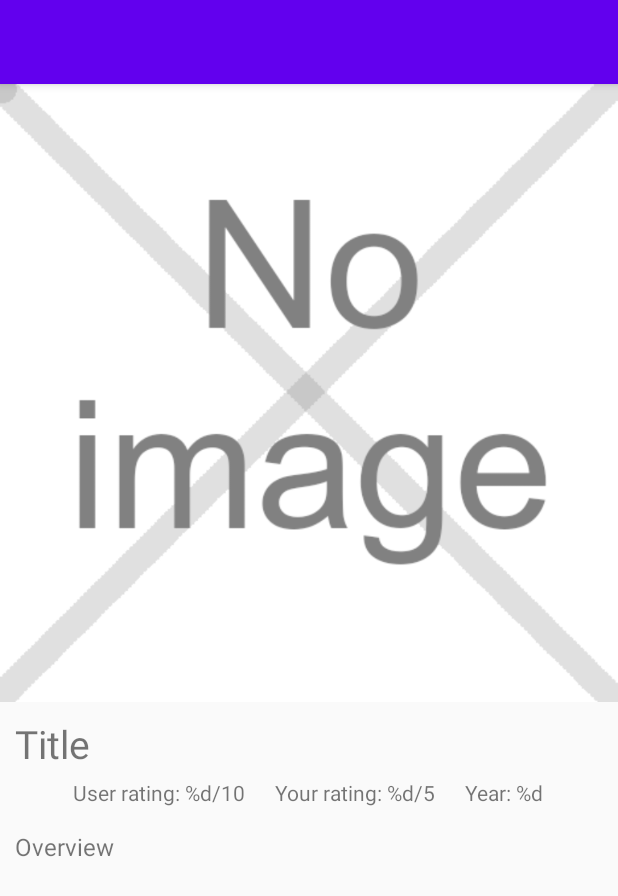
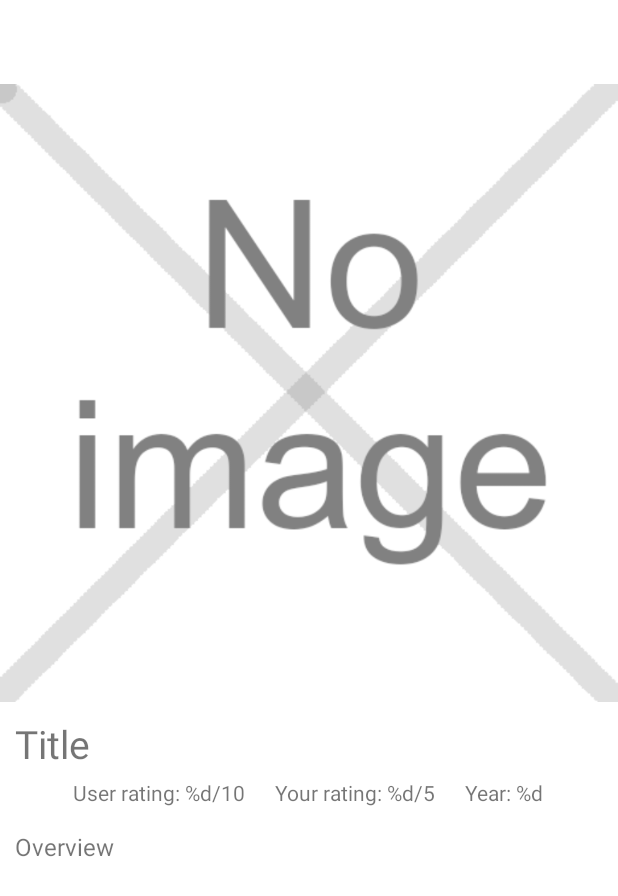
Before and after one commit to maxpilottoITS/movie-showcase, an Android app: the layout activity_detail.xml on its own in the app's theme, with its tools: preview values and no code run, on a phone screen of 412 x 824 dp. Shown: the top 896 px of the screen. Run offline under Robolectric (Android 15) with nearby library versions, the phone set to English and light mode, and no system bars.

Commit message:
Add dark and light themes

```diff
--- /dev/null
+++ b/app/src/main/res/drawable/ic_theme.xml
@@ -0,0 +1,5 @@
+<vector android:height="24dp" android:tint="#FFFFFF"
+    android:viewportHeight="24.0" android:viewportWidth="24.0"
+    android:width="24dp" xmlns:android="http://schemas.android.com/apk/res/android">
+    <path android:fillColor="#FF000000" android:pathData="M20,15.31L23.31,12 20,8.69V4h-4.69L12,0.69 8.69,4H4v4.69L0.69,12 4,15.31V20h4.69L12,23.31 15.31,20H20v-4.69zM12,18V6c3.31,0 6,2.69 6,6s-2.69,6 -6,6z"/>
+</vector>
--- a/app/src/main/res/layout-land/activity_detail.xml
+++ b/app/src/main/res/layout-land/activity_detail.xml
@@ -7,14 +7,14 @@
     <com.google.android.material.appbar.AppBarLayout
         android:layout_width="match_parent"
         android:layout_height="wrap_content"
-        android:theme="@style/AppTheme.AppBarOverlay">
+        app:elevation="0dp"
+        app:liftOnScroll="true">
 
         <androidx.appcompat.widget.Toolbar
             android:id="@+id/toolbar"
             android:layout_width="match_parent"
             android:layout_height="?attr/actionBarSize"
-            android:background="?attr/colorPrimary"
-            app:popupTheme="@style/AppTheme.PopupOverlay" />
+            android:background="?attr/colorPrimary"/>
 
     </com.google.android.material.appbar.AppBarLayout>
 
--- a/app/src/main/res/layout/activity_detail.xml
+++ b/app/src/main/res/layout/activity_detail.xml
@@ -7,14 +7,14 @@
     <com.google.android.material.appbar.AppBarLayout
         android:layout_width="match_parent"
         android:layout_height="wrap_content"
-        android:theme="@style/AppTheme.AppBarOverlay">
+        app:elevation="0dp"
+        app:liftOnScroll="true">
 
         <androidx.appcompat.widget.Toolbar
             android:id="@+id/toolbar"
             android:layout_width="match_parent"
             android:layout_height="?attr/actionBarSize"
-            android:background="?attr/colorPrimary"
-            app:popupTheme="@style/AppTheme.PopupOverlay" />
+            android:background="?attr/colorPrimary"/>
 
     </com.google.android.material.appbar.AppBarLayout>
 
--- a/app/src/main/res/layout/activity_main.xml
+++ b/app/src/main/res/layout/activity_main.xml
@@ -7,14 +7,14 @@
     <com.google.android.material.appbar.AppBarLayout
         android:layout_width="match_parent"
         android:layout_height="wrap_content"
-        android:theme="@style/AppTheme.AppBarOverlay">
+        app:elevation="0dp"
+        app:liftOnScroll="true">
 
         <androidx.appcompat.widget.Toolbar
             android:id="@+id/toolbar"
             android:layout_width="match_parent"
             android:layout_height="?attr/actionBarSize"
-            android:background="?attr/colorPrimary"
-            app:popupTheme="@style/AppTheme.PopupOverlay" />
+            android:background="?attr/colorPrimary"/>
 
     </com.google.android.material.appbar.AppBarLayout>
 
--- a/app/src/main/res/values/colors.xml
+++ b/app/src/main/res/values/colors.xml
@@ -1,6 +1,4 @@
 <?xml version="1.0" encoding="utf-8"?>
 <resources>
-    <color name="colorPrimary">#6200EE</color>
-    <color name="colorPrimaryDark">#3700B3</color>
     <color name="colorAccent">#03DAC5</color>
 </resources>
--- a/app/src/main/res/values/strings.xml
+++ b/app/src/main/res/values/strings.xml
@@ -10,4 +10,5 @@
     <string name="loadingMessage">Please wait ...</string>
     <string name="noInternet">No internet connection found</string>
     <string name="refresh">Refresh</string>
+    <string name="defaultPreferences">movie_showcase_default</string>
 </resources>
--- a/app/src/main/res/values/styles.xml
+++ b/app/src/main/res/values/styles.xml
@@ -1,20 +1,67 @@
 <resources>
 
-    <!-- Base application theme. -->
-    <style name="AppTheme" parent="Theme.AppCompat.Light.DarkActionBar">
-        <!-- Customize your theme here. -->
-        <item name="colorPrimary">@color/colorPrimary</item>
-        <item name="colorPrimaryDark">@color/colorPrimaryDark</item>
-        <item name="colorAccent">@color/colorAccent</item>
+    <style name="LightTheme" parent="Theme.MaterialComponents.Light.NoActionBar">
+        <item name="colorPrimary">#ffffff</item>
+        <item name="colorSecondary">@color/colorAccent</item>
+        <!--        <item name=""-->
+        <!--        <item name="colorSurface">@color/my_app_surface_color</item>-->
+        <item name="colorOnPrimary">#202020</item>
+        <item name="android:textColorPrimary">#202020</item>
+                <item name="android:textColorSecondary">#202020</item>\
+        <item name="colorControlNormal">#202020</item>
+        <!--        <item name="colorOnSecondary">@color/my_app_color_on_secondary</item>-->
+        <!--        <item name="colorOnBackground">@color/my_app_color_on_background</item>-->
+        <!--        <item name="colorOnError">@color/my_app_color_on_error</item>-->
+        <!--        <item name="colorOnSurface">@color/my_app_color_on_surface</item>-->
+        <!--        <item name="scrimBackground">@color/mtrl_scrim_color</item>-->
+
+        <item name="toolbarStyle">@style/ToolbarStyle</item>
+
+        <!--        <item name="colorPrimaryDark">#eeeeee</item>-->
+        <!--        <item name="colorAccent"></item>-->
     </style>
 
-    <style name="AppTheme.NoActionBar">
-        <item name="windowActionBar">false</item>
-        <item name="windowNoTitle">true</item>
+    <style name="DarkTheme" parent="Theme.MaterialComponents.DayNight.NoActionBar">
+        <item name="colorPrimary">#303030</item>
+        <item name="android:statusBarColor">#303030</item>
+        <item name="colorSecondary">@color/colorAccent</item>
+        <!--        <item name=""-->
+        <item name="colorSurface">#303030</item>
+        <item name="android:colorBackground">#303030</item>
+
+        <item name="colorOnPrimary">#eeeeee</item>
+        <item name="android:textColorPrimary">#eeeeee</item>
+        <item name="android:textColorSecondary">#eeeeee</item>
+        <item name="android:textColor">#eeeeee</item>
+        <item name="colorControlNormal">#eeeeee</item>
+        <!--        <item name="colorOnSecondary">@color/my_app_color_on_secondary</item>-->
+        <!--        <item name="colorOnBackground">@color/my_app_color_on_background</item>-->
+        <!--        <item name="colorOnError">@color/my_app_color_on_error</item>-->
+        <!--        <item name="colorOnSurface">@color/my_app_color_on_surface</item>-->
+        <!--        <item name="scrimBackground">@color/mtrl_scrim_color</item>-->
+
+        <item name="toolbarStyle">@style/ToolbarStyle</item>
+
+        <!--        <item name="colorPrimaryDark">#eeeeee</item>-->
+        <!--        <item name="colorAccent"></item>-->
     </style>
 
-    <style name="AppTheme.AppBarOverlay" parent="ThemeOverlay.AppCompat.Dark.ActionBar" />
+    <style name="ToolbarStyle" parent="Widget.AppCompat.Toolbar">
+        <item name="titleTextAppearance">@style/ToolbarTextAppearance</item>
+    </style>
 
-    <style name="AppTheme.PopupOverlay" parent="ThemeOverlay.AppCompat.Light" />
+    <style name="ToolbarTextAppearance" parent="TextAppearance.Widget.AppCompat.Toolbar.Title">
+        <item name="android:textColor">?attr/colorOnPrimary</item>
+    </style>
+
+
+    <!--    <style name="LightTheme.NoActionBar">-->
+    <!--        <item name="windowActionBar">false</item>-->
+    <!--        <item name="windowNoTitle">true</item>-->
+    <!--    </style>-->
+
+    <!--    <style name="LightTheme.AppBarOverlay" parent="ThemeOverlay.MaterialComponents.Dark.ActionBar" />-->
+
+    <!--    <style name="LightTheme.PopupOverlay" parent="ThemeOverlay.MaterialComponents.Light" />-->
 
 </resources>
```
Also changed, not shown: app/build.gradle (+5 -4 lines), app/src/main/AndroidManifest.xml (+3 -5 lines), app/src/main/java/com/maxpilotto/movieshowcase/activities/MainActivity.java (+34 -1 lines), app/src/main/java/com/maxpilotto/movieshowcase/util/Settings.java (added, +9 -0 lines), app/src/main/res/menu/toolbar.xml (added, +10 -0 lines).
